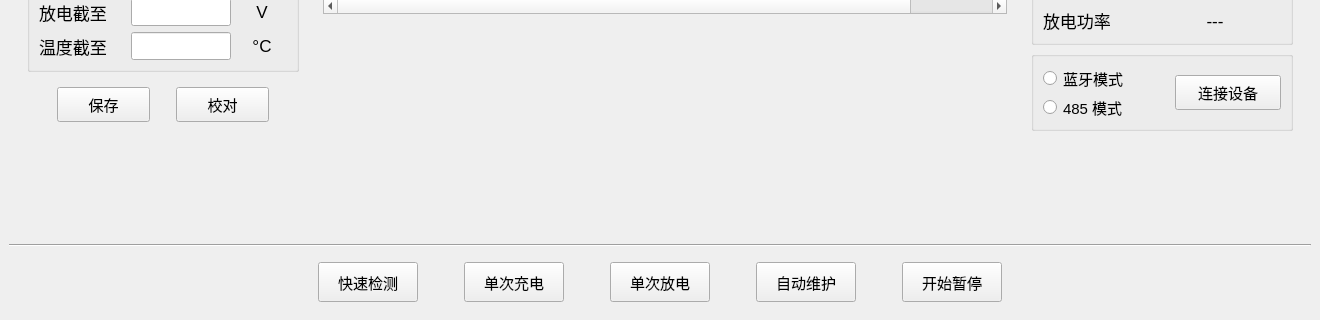
First picture: the form in mainwindow.ui, repository ryanwong1999/BatteryMaster_Qt, before the edit; both pictures show x 0 to 1320 and y 454 to 774 of the 1320 by 774 pixel window.
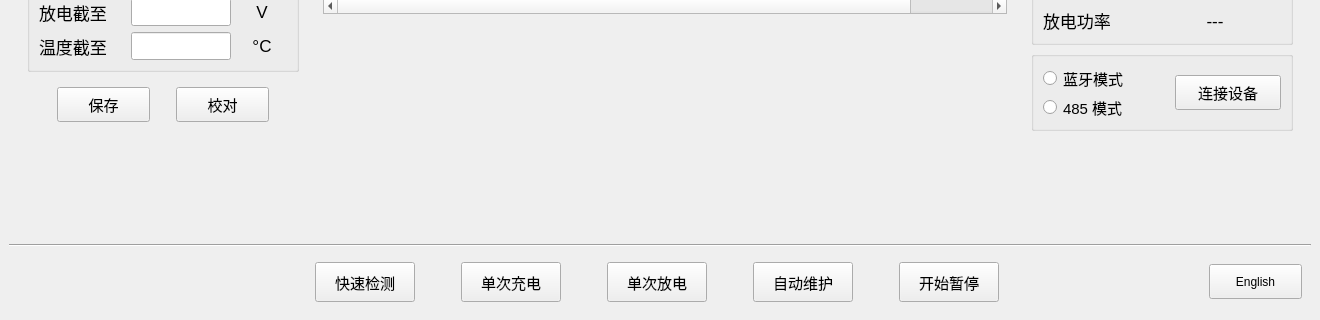
Second picture: the form after the edit. Icons and pictures are not drawn.

What changed in the file:
```diff
--- a/mainwindow.ui
+++ b/mainwindow.ui
@@ -1451,6 +1451,22 @@
     <item>
      <widget class="QWidget" name="widget_3" native="true">
       <layout class="QHBoxLayout" name="horizontalLayout_4">
+       <item>
+        <spacer name="horizontalSpacer_15">
+         <property name="orientation">
+          <enum>Qt::Horizontal</enum>
+         </property>
+         <property name="sizeType">
+          <enum>QSizePolicy::Fixed</enum>
+         </property>
+         <property name="sizeHint" stdset="0">
+          <size>
+           <width>93</width>
+           <height>20</height>
+          </size>
+         </property>
+        </spacer>
+       </item>
        <item>
         <spacer name="horizontalSpacer_13">
          <property name="orientation">
@@ -1667,6 +1683,19 @@
          </property>
         </spacer>
        </item>
+       <item>
+        <widget class="QPushButton" name="btnLanguage">
+         <property name="minimumSize">
+          <size>
+           <width>93</width>
+           <height>35</height>
+          </size>
+         </property>
+         <property name="text">
+          <string>English</string>
+         </property>
+        </widget>
+       </item>
       </layout>
      </widget>
     </item>
```
Left out of the diff: 2 changed lines with no effect on the pictures.
